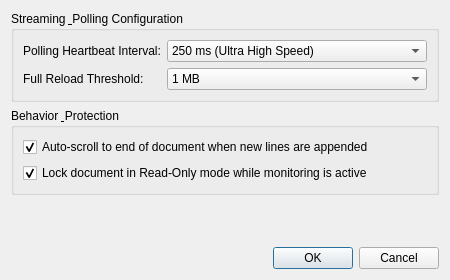
alsyundawy/NoteSciPad, file src/dialogs/TailOptionsDialog.ui: the form before one commit.
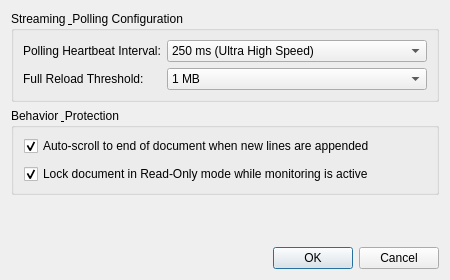
The form after the commit.

Diff of the .ui file:
```diff
--- a/src/dialogs/TailOptionsDialog.ui
+++ b/src/dialogs/TailOptionsDialog.ui
@@ -101,6 +101,21 @@
       <string>Behavior &amp; Protection</string>
      </property>
      <layout class="QVBoxLayout" name="verticalLayout_2">
+      <property name="spacing">
+       <number>8</number>
+      </property>
+      <property name="leftMargin">
+       <number>10</number>
+      </property>
+      <property name="topMargin">
+       <number>8</number>
+      </property>
+      <property name="rightMargin">
+       <number>10</number>
+      </property>
+      <property name="bottomMargin">
+       <number>8</number>
+      </property>
       <item>
        <widget class="QCheckBox" name="chkAutoScroll">
         <property name="text">
```
